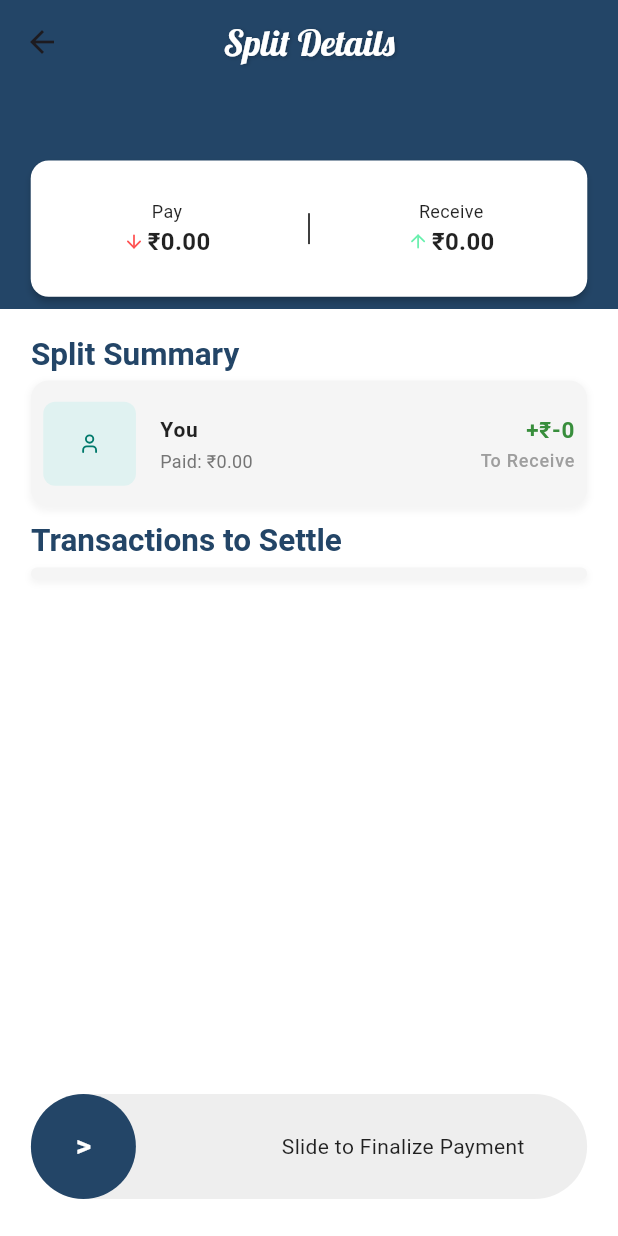
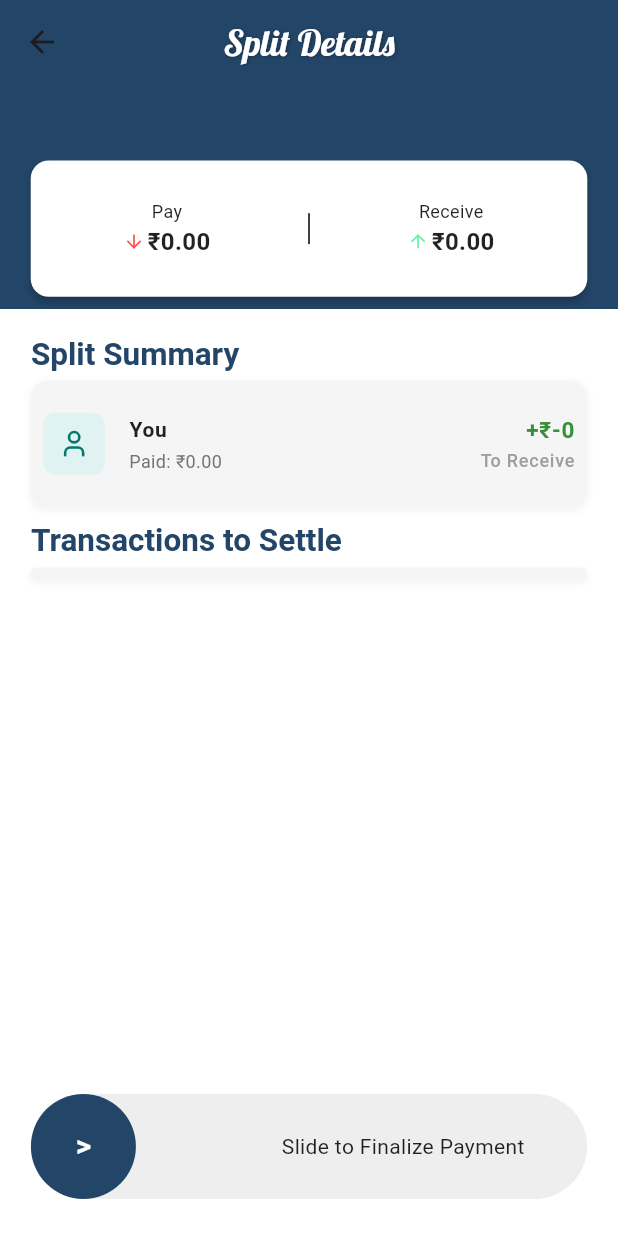
Before and after one commit to deepankar0611/split_wise, a Flutter app: the FinalSplitScreen screen opened directly with empty values, on a phone screen of 412 x 824 dp. Run offline on Flutter 3.47's test engine with Material 3 defaults, Android fonts, the phone set to English and light mode, and no system bars; drawn by our look-alikes of slider_button; our stand-ins replace animate_do, cached_network_image, cloud_firestore, device_preview, firebase_auth, firebase_core and 14 more; accounts and stored records are empty; project files that could hold a hidden picture were left out.

Commit message:
improved the ui and fixed some bug

```diff
--- a/lib/Home screen/notification.dart
+++ b/lib/Home screen/notification.dart
@@ -5,10 +5,7 @@ import 'package:flutter/material.dart';
 import 'package:google_fonts/google_fonts.dart';
 import 'package:intl/intl.dart';
 import 'package:flutter_local_notifications/flutter_local_notifications.dart';
-import 'dart:convert';
 import 'dart:developer';
-import 'package:http/http.dart' as http;
-import 'package:googleapis_auth/auth_io.dart';
 import 'package:flutter/services.dart';
 import '../Helper/FCM Service.dart';
 
--- a/lib/Home screen/spendanalyser.dart
+++ b/lib/Home screen/spendanalyser.dart
@@ -21,7 +21,6 @@ class SpendAnalyzerScreen extends StatefulWidget {
 
 class _SpendAnalyzerScreenState extends State<SpendAnalyzerScreen> {
   String _timePeriod = 'Month';
-  String _chartType = 'Spent';
   String _selectedChartType = 'Pie';
   DateTime _selectedDate = DateTime.now();
   String _selectedStatisticsCategory = 'Grocery';
--- a/lib/Home screen/split details.dart
+++ b/lib/Home screen/split details.dart
@@ -8,7 +8,6 @@ import 'package:animate_do/animate_do.dart';
 import 'package:pdf/widgets.dart' as pw;
 import 'package:path_provider/path_provider.dart';
 import 'dart:io';
-import 'package:http/http.dart' as http;
 import 'package:split_wise/Home%20screen/upi%20payment.dart';
 
 import '../Helper/FCM Service.dart';
--- a/lib/Profile/editprofile.dart
+++ b/lib/Profile/editprofile.dart
@@ -5,7 +5,6 @@ import 'package:flutter/material.dart';
 import 'package:flutter/cupertino.dart';
 import 'package:flutter/services.dart';
 import 'package:image_picker/image_picker.dart';
-import 'dart:math';
 import 'package:supabase_flutter/supabase_flutter.dart';
 import 'package:google_fonts/google_fonts.dart';
 
@@ -246,8 +245,6 @@ class _EditProfileScreenState extends State<EditProfileScreen> with WidgetsBindi
 
   @override
   Widget build(BuildContext context) {
-    final screenWidth = MediaQuery.sizeOf(context).width;
-    final screenHeight = MediaQuery.sizeOf(context).height;
 
     String profileImageUrl = _userData?['profileImageUrl'] as String? ?? '';
 
--- a/lib/Profile/profile_overview.dart
+++ b/lib/Profile/profile_overview.dart
@@ -7,7 +7,6 @@ import 'package:lucide_icons/lucide_icons.dart';
 import 'package:split_wise/Profile/manage_friends.dart';
 import 'package:split_wise/Profile/setting.dart';
 import 'package:supabase_flutter/supabase_flutter.dart';
-import '../Search/search_bar.dart';
 import '../login signup/login_screen.dart';
 import 'all expense history detals.dart';
 import 'editprofile.dart';
--- a/lib/bottom_bar.dart
+++ b/lib/bottom_bar.dart
@@ -1,4 +1,3 @@
-import 'package:cloud_firestore/cloud_firestore.dart';
 import 'package:firebase_auth/firebase_auth.dart';
 import 'package:flutter/cupertino.dart';
 import 'package:flutter/material.dart';
--- a/lib/get_started.dart
+++ b/lib/get_started.dart
@@ -1,7 +1,6 @@
 import 'package:flutter/material.dart';
 
 import 'login signup/login and signup.dart';
-import 'login signup/login_screen.dart';
 
 class GetStarted extends StatefulWidget {
   const GetStarted({super.key});
--- a/lib/login signup/login_screen.dart
+++ b/lib/login signup/login_screen.dart
@@ -3,7 +3,6 @@ import 'package:firebase_auth/firebase_auth.dart';
 import 'package:google_sign_in/google_sign_in.dart';
 import 'package:split_wise/bottom_bar.dart';
 import 'package:split_wise/login%20signup/sign_up.dart';
-import '../Home screen/home_screen.dart';
 import '../Helper/local.dart';
 import 'package:cloud_firestore/cloud_firestore.dart';
 
--- a/lib/login signup/splash_screen.dart
+++ b/lib/login signup/splash_screen.dart
@@ -1,13 +1,10 @@
 import 'package:flutter/material.dart';
 import 'package:lottie/lottie.dart';
-import 'package:video_player/video_player.dart';
 import 'package:split_wise/login%20signup/welcome.dart'; // Import Welcome Page
 import 'package:split_wise/login%20signup/login_screen.dart'; // Import LoginPage
 import 'package:split_wise/bottom_bar.dart'; // Import BottomBar
 import 'package:firebase_auth/firebase_auth.dart'; // Import Firebase Auth
 import 'package:shared_preferences/shared_preferences.dart';
-
-import 'login and signup.dart'; // Import Shared Preferences
 
 class SplashScreen extends StatefulWidget {
   const SplashScreen({Key? key}) : super(key: key);
@@ -17,8 +14,6 @@ class SplashScreen extends StatefulWidget {
 }
 
 class _SplashScreenState extends State<SplashScreen> {
-  late VideoPlayerController _videoController;
-  late Future<void> _initializeVideoFuture;
 
   @override
   void initState() {
--- a/lib/login signup/welcome.dart
+++ b/lib/login signup/welcome.dart
@@ -1,7 +1,6 @@
 import 'package:cloud_firestore/cloud_firestore.dart';
 import 'package:firebase_auth/firebase_auth.dart';
 import 'package:flutter/material.dart';
-import '../split/friends.dart';
 import 'login and signup.dart';
 
 class IntroPage extends StatefulWidget {
--- a/lib/main.dart
+++ b/lib/main.dart
@@ -1,11 +1,9 @@
 import 'dart:developer';
-
 import 'package:cloud_firestore/cloud_firestore.dart';
 import 'package:device_preview/device_preview.dart';
 import 'package:firebase_auth/firebase_auth.dart' as firebase_auth;
 import 'package:firebase_core/firebase_core.dart';
 import 'package:firebase_messaging/firebase_messaging.dart';
-import 'package:flutter/foundation.dart';
 import 'package:flutter/material.dart';
 import 'package:flutter_local_notifications/flutter_local_notifications.dart';
 import 'package:split_wise/login%20signup/splash_screen.dart';
@@ -118,7 +116,7 @@ void main() async {
   }
   runApp(
     DevicePreview(
-      enabled: !kReleaseMode,
+      enabled: false,
       builder: (context) => const MyApp(),
     ),
   );
--- a/lib/split/final_split_screen.dart
+++ b/lib/split/final_split_screen.dart
@@ -9,10 +9,10 @@ import 'package:google_fonts/google_fonts.dart';
 
 class FinalSplitScreen extends StatefulWidget {
   final List<Map<String, dynamic>> selectedPeople;
-  final Map<String, double> payerAmounts; // Now expects UID keys
+  final Map<String, double> payerAmounts;
   final double totalAmount;
   final String expenseDescription;
-  final String selectedCategory; // Added for consistency with HomeScreen
+  final String selectedCategory;
 
   const FinalSplitScreen({
     super.key,
@@ -29,21 +29,45 @@ class FinalSplitScreen extends StatefulWidget {
 
 class _FinalSplitScreenState extends State<FinalSplitScreen> {
   bool _paymentFinalized = false;
-  double _totalAmountToPay = 0.0; // To store total pay amount
-  double _totalAmountToReceive = 0.0; // To store total receive amount
+  double _totalAmountToPay = 0.0;
+  double _totalAmountToReceive = 0.0;
+  String? _currentUserProfilePic;
 
   @override
   void initState() {
     super.initState();
-    _calculateTotalAmounts(); // Calculate initial amounts
+    _fetchCurrentUserProfilePic();
+    _calculateTotalAmounts();
+  }
+
+  Future<void> _fetchCurrentUserProfilePic() async {
+    try {
+      User? user = FirebaseAuth.instance.currentUser;
+      if (user != null) {
+        final doc = await FirebaseFirestore.instance.collection('users').doc(user.uid).get();
+        if (doc.exists && mounted) {
+          final data = doc.data() ?? {};
+          setState(() {
+            _currentUserProfilePic = (data['profileImageUrl'] as String?)?.isNotEmpty == true ? data['profileImageUrl'] : "";
+          });
+        }
+      }
+    } catch (e) {
+      print("Error fetching current user's profile picture: $e");
+      if (mounted) {
+        setState(() {
+          _currentUserProfilePic = ""; // Fallback to empty string on error
+        });
+      }
+    }
   }
 
   void _calculateTotalAmounts() {
     double amountPerPerson = _calculateAmountPerPerson();
     User? user = FirebaseAuth.instance.currentUser;
     List<Map<String, dynamic>> allPeople = [
-      {"name": "You", "uid": user?.uid ?? ""}
-    ]..addAll(widget.selectedPeople);
+      {"name": "You", "uid": user?.uid ?? "", "profilePic": _currentUserProfilePic ?? widget.selectedPeople.firstWhere((p) => p['uid'] == user?.uid, orElse: () => {'profilePic': ''})['profilePic']}
+    ]..addAll(widget.selectedPeople.where((p) => p['uid'] != user?.uid).toList());
 
     Map<String, double> finalPayerAmounts = {};
     for (var person in allPeople) {
@@ -73,10 +97,10 @@ class _FinalSplitScreenState extends State<FinalSplitScreen> {
     User? user = FirebaseAuth.instance.currentUser;
     if (user == null) return;
 
-    // Unified list of participants with UIDs
-    List<Map<String, dynamic>> people = [{"name": "You", "uid": user.uid}]..addAll(widget.selectedPeople);
+    List<Map<String, dynamic>> people = [
+      {"name": "You", "uid": user.uid, "profilePic": _currentUserProfilePic ?? widget.selectedPeople.firstWhere((p) => p['uid'] == user.uid, orElse: () => {'profilePic': ''})['profilePic']}
+    ]..addAll(widget.selectedPeople.where((p) => p['uid'] != user.uid).toList());
 
-    // Convert payerAmounts to UID-based map
     Map<String, double> finalPayerAmounts = {};
     for (var person in people) {
       String uid = person['uid'];
@@ -145,7 +169,6 @@ class _FinalSplitScreenState extends State<FinalSplitScreen> {
         return;
       }
 
-      // Prepare the paidBy map with UIDs
       Map<String, double> paidBy = {};
       for (var person in people) {
         paidBy[person['uid']] = finalPayerAmounts[person['uid']] ?? 0.0;
@@ -157,8 +180,8 @@ class _FinalSplitScreenState extends State<FinalSplitScreen> {
         'totalAmount': widget.totalAmount,
         'participants': people.map((p) => p['uid']).toList(),
         'createdAt': FieldValue.serverTimestamp(),
-        'paidBy': paidBy, // Store paid amounts at split level
-        'category': widget.selectedCategory, // Include category
+        'paidBy': paidBy,
+        'category': widget.selectedCategory,
       });
 
       print("✅ Split created with ID: ${splitRef.id}, PaidBy: $paidBy");
@@ -239,8 +262,8 @@ class _FinalSplitScreenState extends State<FinalSplitScreen> {
 
     User? user = FirebaseAuth.instance.currentUser;
     List<Map<String, dynamic>> allPeople = [
-      {"name": "You", "uid": user?.uid ?? ""}
-    ]..addAll(widget.selectedPeople);
+      {"name": "You", "uid": user?.uid ?? "", "profilePic": _currentUserProfilePic ?? widget.selectedPeople.firstWhere((p) => p['uid'] == user?.uid, orElse: () => {'profilePic': ''})['profilePic']}
+    ]..addAll(widget.selectedPeople.where((p) => p['uid'] != user?.uid).toList());
 
     Map<String, double> finalPayerAmounts = {};
     for (var person in allPeople) {
@@ -255,8 +278,8 @@ class _FinalSplitScreenState extends State<FinalSplitScreen> {
 
     double userAmount = finalPayerAmounts[user?.uid ?? ""] ?? 0.0;
     double userToPay = amountPerPerson - userAmount;
-    _totalAmountToPay = userToPay > 0 ? userToPay : 0; // Update total pay amount
-    _totalAmountToReceive = userToPay < 0 ? -userToPay : 0; // Update total receive amount
+    _totalAmountToPay = userToPay > 0 ? userToPay : 0;
+    _totalAmountToReceive = userToPay < 0 ? -userToPay : 0;
 
     return Scaffold(
       backgroundColor: Colors.white,
@@ -267,7 +290,7 @@ class _FinalSplitScreenState extends State<FinalSplitScreen> {
               SliverAppBar(
                 pinned: true,
                 floating: false,
-                expandedHeight: screenHeight * 0.25, // Increased to 25% for more room
+                expandedHeight: screenHeight * 0.25,
                 backgroundColor: const Color(0xFF234567),
                 centerTitle: true,
                 title: Text(
@@ -296,7 +319,7 @@ class _FinalSplitScreenState extends State<FinalSplitScreen> {
                       background: Padding(
                         padding: EdgeInsets.only(top: screenHeight * 0.12),
                         child: Padding(
-                          padding: EdgeInsets.symmetric(horizontal: screenWidth * 0.04, vertical: screenHeight * 0.005), // Reduced vertical padding
+                          padding: EdgeInsets.symmetric(horizontal: screenWidth * 0.04, vertical: screenHeight * 0.005),
                           child: Transform.translate(
                             offset: Offset(0, cardAnimationProgress * screenHeight * 0.05),
                             child: Transform.scale(
@@ -343,14 +366,12 @@ class _FinalSplitScreenState extends State<FinalSplitScreen> {
               ),
             ],
           ),
-          // Fixed SliderButton at the bottom
           Positioned(
             left: screenWidth * 0.05,
             right: screenWidth * 0.05,
             bottom: screenHeight * 0.03,
             child: _buildFinalizeButton(),
           ),
-          // Overlay for payment finalized animation
           if (_paymentFinalized)
             BackdropFilter(
               filter: ImageFilter.blur(sigmaX: 5.0, sigmaY: 5.0),
@@ -390,9 +411,9 @@ class _FinalSplitScreenState extends State<FinalSplitScreen> {
     TextStyle bodyTextStyle = TextStyle(fontSize: width > 600 ? 14 : 12);
 
     if (item.containsKey('name')) {
-      // Split Summary
       String name = item["name"];
       String uid = item["uid"];
+      String? profilePic = item["profilePic"];
       double amountPaid = amounts[uid] ?? 0.0;
       double amountToPay = amountPerPerson - amountPaid;
       String amountText = amountToPay > 0 ? "-₹${amountToPay.toStringAsFixed(0)}" : "+₹${(-amountToPay).toStringAsFixed(0)}";
@@ -407,12 +428,35 @@ class _FinalSplitScreenState extends State<FinalSplitScreen> {
         child: ListTile(
           contentPadding: EdgeInsets.zero,
           leading: Container(
-            padding: EdgeInsets.all(width * 0.05),
-            decoration: BoxDecoration(color: Colors.teal.shade50, borderRadius: BorderRadius.circular(8)),
-            child: Icon(name == "You" ? LucideIcons.user : LucideIcons.users, color: Colors.teal.shade700, size: width * 0.05),
+            width: width * 0.1,
+            height: width * 0.1,
+            decoration: BoxDecoration(
+              borderRadius: BorderRadius.circular(8),
+              color: Colors.teal.shade50,
+            ),
+            child: ClipRRect(
+              borderRadius: BorderRadius.circular(8),
+              child: profilePic != null && profilePic.isNotEmpty
+                  ? Image.network(
+                profilePic,
+                fit: BoxFit.cover,
+                errorBuilder: (context, error, stackTrace) {
+                  return Icon(
+                    name == "You" ? LucideIcons.user : LucideIcons.users,
+                    color: Colors.teal.shade700,
+                    size: width * 0.05,
+                  );
+                },
+              )
+                  : Icon(
+                name == "You" ? LucideIcons.user : LucideIcons.users,
+                color: Colors.teal.shade700,
+                size: width * 0.05,
+              ),
+            ),
           ),
           title: Text(
-            name == "You" ? "You" : name,
+            name,
             style: TextStyle(fontWeight: FontWeight.w600, fontSize: width > 600 ? 16 : 14, color: Colors.black87),
           ),
           subtitle: Text(
@@ -433,7 +477,6 @@ class _FinalSplitScreenState extends State<FinalSplitScreen> {
         ),
       );
     } else {
-      // Transactions to Settle
       return Padding(
         padding: EdgeInsets.symmetric(horizontal: width * 0.02, vertical: width * 0.005),
         child: ListTile(
@@ -482,7 +525,7 @@ class _FinalSplitScreenState extends State<FinalSplitScreen> {
       color: Colors.white,
       shape: RoundedRectangleBorder(borderRadius: BorderRadius.circular(12)),
       child: Padding(
-        padding: EdgeInsets.all(screenSize.width * 0.015), // Further reduced padding
+        padding: EdgeInsets.all(screenSize.width * 0.015),
         child: Row(
           mainAxisAlignment: MainAxisAlignment.spaceAround,
           children: [
@@ -494,7 +537,7 @@ class _FinalSplitScreenState extends State<FinalSplitScreen> {
                     'Pay',
                     style: TextStyle(
                       color: Colors.black87,
-                      fontSize: (screenSize.width * 0.03).clamp(8, 12), // Tighter clamping
+                      fontSize: (screenSize.width * 0.03).clamp(8, 12),
                       fontWeight: FontWeight.w400,
                     ),
                     overflow: TextOverflow.ellipsis,
@@ -503,7 +546,7 @@ class _FinalSplitScreenState extends State<FinalSplitScreen> {
                     mainAxisAlignment: MainAxisAlignment.center,
                     children: [
                       Icon(LucideIcons.arrowDown,
-                          color: Colors.redAccent.shade200, size: (screenSize.width * 0.035).clamp(10, 14)), // Tighter clamping
+                          color: Colors.redAccent.shade200, size: (screenSize.width * 0.035).clamp(10, 14)),
                       SizedBox(width: screenSize.width * 0.005),
                       FittedBox(
                         fit: BoxFit.scaleDown,
@@ -511,7 +554,7 @@ class _FinalSplitScreenState extends State<FinalSplitScreen> {
                           '₹${totalSpent.toStringAsFixed(2)}',
                           style: TextStyle(
                             color: Colors.black87,
-                            fontSize: (screenSize.width * 0.04).clamp(12, 16), // Tighter clamping
+                            fontSize: (screenSize.width * 0.04).clamp(12, 16),
                             fontWeight: FontWeight.bold,
                           ),
                         ),
@@ -522,7 +565,7 @@ class _FinalSplitScreenState extends State<FinalSplitScreen> {
               ),
             ),
             Container(
-              height: screenSize.height * 0.025, // Further reduced divider height
+              height: screenSize.height * 0.025,
               padding: EdgeInsets.symmetric(horizontal: screenSize.width * 0.005),
               child: VerticalDivider(
                 color: Colors.black,
@@ -537,7 +580,7 @@ class _FinalSplitScreenState extends State<FinalSplitScreen> {
                     'Receive',
                     style: TextStyle(
                       color: Colors.black87,
-                      fontSize: (screenSize.width * 0.03).clamp(8, 12), // Tighter clamping
+                      fontSize: (screenSize.width * 0.03).clamp(8, 12),
                       fontWeight: FontWeight.w400,
                     ),
                     overflow: TextOverflow.ellipsis,
@@ -546,7 +589,7 @@ class _FinalSplitScreenState extends State<FinalSplitScreen> {
                     mainAxisAlignment: MainAxisAlignment.center,
                     children: [
                       Icon(LucideIcons.arrowUp,
-                          color: Colors.greenAccent.shade200, size: (screenSize.width * 0.035).clamp(10, 14)), // Tighter clamping
+                          color: Colors.greenAccent.shade200, size: (screenSize.width * 0.035).clamp(10, 14)),
                       SizedBox(width: screenSize.width * 0.005),
                       FittedBox(
                         fit: BoxFit.scaleDown,
@@ -554,7 +597,7 @@ class _FinalSplitScreenState extends State<FinalSplitScreen> {
                           '₹${totalReceived.toStringAsFixed(2)}',
                           style: TextStyle(
                             color: Colors.black87,
-                            fontSize: (screenSize.width * 0.04).clamp(12, 16), // Tighter clamping
+                            fontSize: (screenSize.width * 0.04).clamp(12, 16),
                             fontWeight: FontWeight.bold,
                           ),
                         ),
```
Also changed, not shown: lib/Helper/local.dart (+3 -5 lines), lib/Home screen/home_screen.dart (+8 -10 lines).
